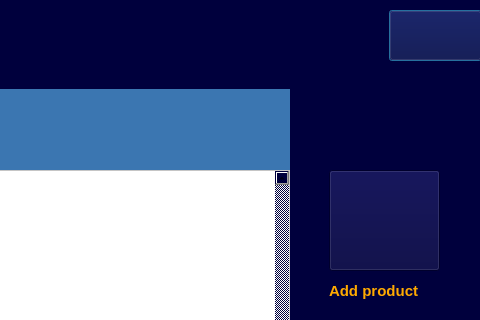
First picture: the form in customer.ui, repository AP-projects-4001/ls, before the edit; both pictures show x 761 to 1241 and y 0 to 320 of the 1241 by 688 pixel window.
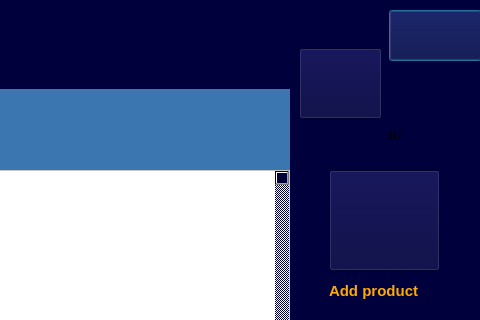
Second picture: the form after the edit. Icons and pictures are not drawn.

```diff
--- a/customer.ui
+++ b/customer.ui
@@ -209,6 +209,35 @@
     <string>Factor</string>
    </property>
   </widget>
+  <widget class="QLabel" name="label_mooney">
+   <property name="geometry">
+    <rect>
+     <x>1150</x>
+     <y>120</y>
+     <width>71</width>
+     <height>31</height>
+    </rect>
+   </property>
+   <property name="text">
+    <string>87</string>
+   </property>
+  </widget>
+  <widget class="QPushButton" name="pushButton">
+   <property name="geometry">
+    <rect>
+     <x>1060</x>
+     <y>48</y>
+     <width>83</width>
+     <height>71</height>
+    </rect>
+   </property>
+   <property name="styleSheet">
+    <string notr="true">background-image: url(:/new/prefix1/wallet.png);</string>
+   </property>
+   <property name="text">
+    <string/>
+   </property>
+  </widget>
  </widget>
  <resources/>
  <connections/>
```
